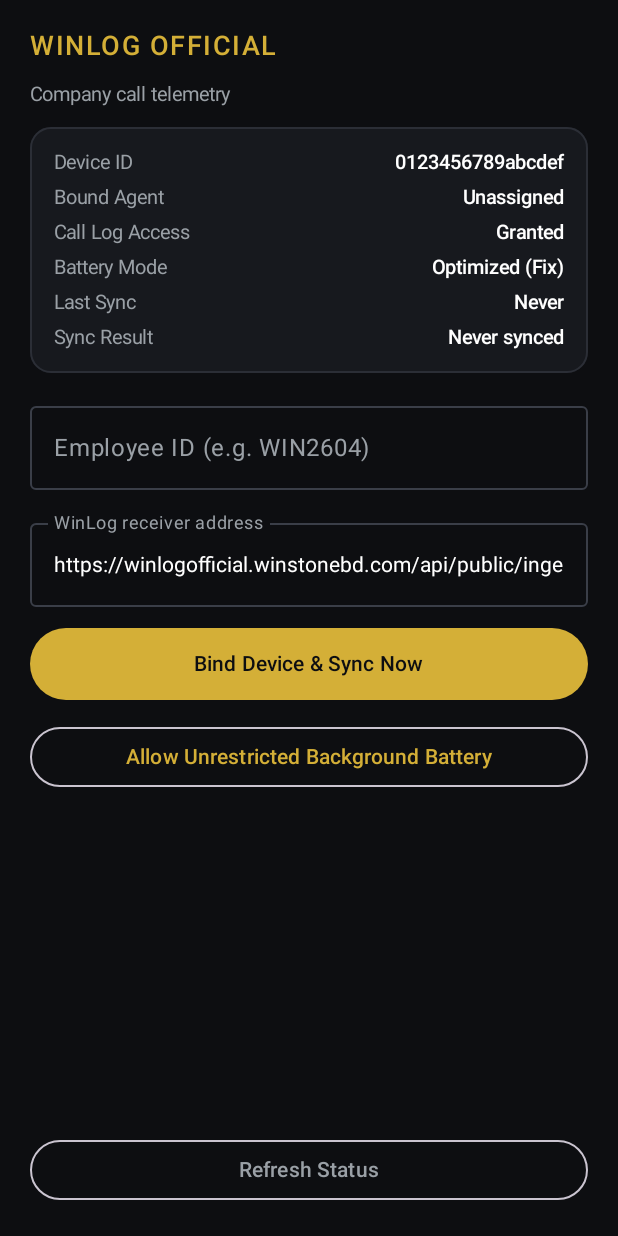
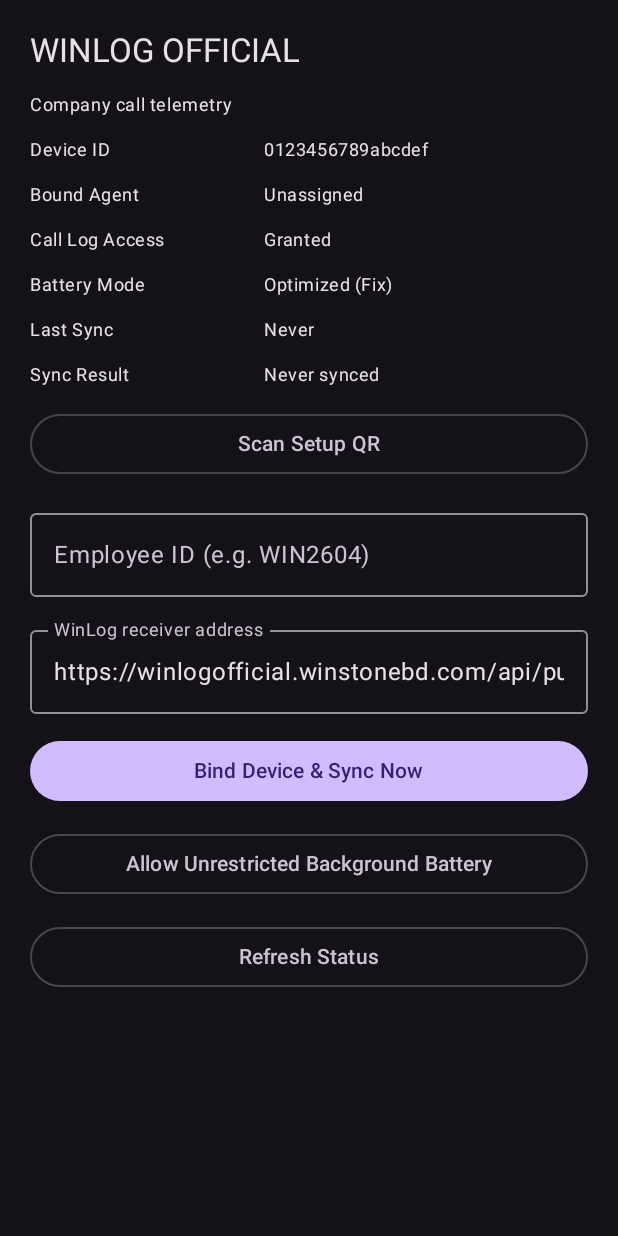
Before and after one commit to trendfluxos-dev/WinLog-Official, an Android app built with Jetpack Compose: the screen it shows after launch (StatusActivity), on a phone screen of 412 x 824 dp. Run offline under Robolectric (Android 15) with nearby library versions, the phone set to English and light mode, and no system bars; libraries missing offline, so code that uses them is left out: com.journeyapps.barcodescanner; 2 statements that could not run were skipped.

Commit message:
Add QR scanning for WinLog employee phone setup

```diff
--- a/app/src/main/java/com/winstone/callcollector/StatusActivity.kt
+++ b/app/src/main/java/com/winstone/callcollector/StatusActivity.kt
@@ -13,54 +13,28 @@ import androidx.activity.ComponentActivity
 import androidx.activity.compose.rememberLauncherForActivityResult
 import androidx.activity.compose.setContent
 import androidx.activity.result.contract.ActivityResultContracts
-import androidx.compose.foundation.background
-import androidx.compose.foundation.border
-import androidx.compose.foundation.layout.Arrangement
-import androidx.compose.foundation.layout.Column
-import androidx.compose.foundation.layout.Row
-import androidx.compose.foundation.layout.Spacer
-import androidx.compose.foundation.layout.fillMaxSize
-import androidx.compose.foundation.layout.fillMaxWidth
-import androidx.compose.foundation.layout.height
-import androidx.compose.foundation.layout.padding
-import androidx.compose.foundation.shape.RoundedCornerShape
-import androidx.compose.material3.Button
-import androidx.compose.material3.ButtonDefaults
-import androidx.compose.material3.OutlinedButton
-import androidx.compose.material3.OutlinedTextField
-import androidx.compose.material3.OutlinedTextFieldDefaults
-import androidx.compose.material3.Surface
-import androidx.compose.material3.Text
-import androidx.compose.runtime.Composable
-import androidx.compose.runtime.getValue
-import androidx.compose.runtime.mutableStateOf
-import androidx.compose.runtime.remember
-import androidx.compose.runtime.setValue
-import androidx.compose.ui.Alignment
+import androidx.compose.foundation.layout.*
+import androidx.compose.foundation.rememberScrollState
+import androidx.compose.foundation.verticalScroll
+import androidx.compose.material3.*
+import androidx.compose.runtime.*
 import androidx.compose.ui.Modifier
-import androidx.compose.ui.graphics.Color
-import androidx.compose.ui.platform.LocalContext
-import androidx.compose.ui.text.font.FontWeight
 import androidx.compose.ui.unit.dp
-import androidx.compose.ui.unit.sp
 import androidx.core.content.ContextCompat
+import com.journeyapps.barcodescanner.ScanContract
+import com.journeyapps.barcodescanner.ScanOptions
+import org.json.JSONObject
 import java.text.SimpleDateFormat
 import java.util.Date
 import java.util.Locale
-
-private val MatteBlack = Color(0xFF0D0E11)
-private val CharcoalSurface = Color(0xFF17191E)
-private val ChampagneGold = Color(0xFFD4AF37)
-private val MutedText = Color(0xFF9AA0A6)
 
 class StatusActivity : ComponentActivity() {
     override fun onCreate(savedInstanceState: Bundle?) {
         super.onCreate(savedInstanceState)
         CallLogSyncWorker.schedulePeriodicSync(this)
-
         setContent {
-            Surface(modifier = Modifier.fillMaxSize(), color = MatteBlack) {
-                CollectorStatusScreen()
+            MaterialTheme(colorScheme = darkColorScheme()) {
+                Surface(modifier = Modifier.fillMaxSize()) { CollectorStatusScreen() }
             }
         }
     }
@@ -68,190 +42,91 @@ class StatusActivity : ComponentActivity() {
 
 @Composable
 fun CollectorStatusScreen() {
-    val context = LocalContext.current
-
-    var employeeIdInput by remember { mutableStateOf(CollectorPrefs.getEmployeeId(context)) }
-    var endpointUrlInput by remember { mutableStateOf(CollectorPrefs.getEndpointUrl(context)) }
-    var boundEmployeeId by remember { mutableStateOf(CollectorPrefs.getEmployeeId(context)) }
-    var lastStatus by remember { mutableStateOf(CollectorPrefs.getLastSyncStatus(context)) }
-    var lastSyncAtMs by remember { mutableStateOf(CollectorPrefs.getLastSyncAtMs(context)) }
-    var hasCallPermissions by remember { mutableStateOf(checkRequiredPermissions(context)) }
-    var isBatteryUnrestricted by remember { mutableStateOf(isIgnoringBatteryOptimizations(context)) }
-
-    val permissionLauncher = rememberLauncherForActivityResult(
-        contract = ActivityResultContracts.RequestMultiplePermissions()
-    ) {
-        hasCallPermissions = checkRequiredPermissions(context)
-        if (hasCallPermissions && boundEmployeeId.isNotBlank()) {
-            CallLogSyncWorker.enqueueImmediateSync(context, delaySeconds = 1L)
+    val context = androidx.compose.ui.platform.LocalContext.current
+    var employee by remember { mutableStateOf(CollectorPrefs.getEmployeeId(context)) }
+    var receiver by remember { mutableStateOf(CollectorPrefs.getEndpointUrl(context)) }
+    var bound by remember { mutableStateOf(CollectorPrefs.getEmployeeId(context)) }
+    var status by remember { mutableStateOf(CollectorPrefs.getLastSyncStatus(context)) }
+    var lastSync by remember { mutableStateOf(CollectorPrefs.getLastSyncAtMs(context)) }
+    var permitted by remember { mutableStateOf(checkRequiredPermissions(context)) }
+    var unrestricted by remember { mutableStateOf(isIgnoringBatteryOptimizations(context)) }
+    val permissionLauncher = rememberLauncherForActivityResult(ActivityResultContracts.RequestMultiplePermissions()) {
+        permitted = checkRequiredPermissions(context)
+        if (permitted && bound.isNotBlank()) CallLogSyncWorker.enqueueImmediateSync(context, 1L)
+    }
+    val qrLauncher = rememberLauncherForActivityResult(ScanContract()) { result ->
+        if (result.contents != null) {
+            try {
+                val setup = JSONObject(result.contents)
+                val id = setup.getString("employee_id")
+                val url = setup.getString("ingest_url")
+                require(setup.keys().asSequence().toSet() == setOf("type", "version", "employee_id", "ingest_url"))
+                require(setup.getString("type") == "winlog-phone-setup" && setup.getInt("version") == 1)
+                require(id.length in 1..64 && id.matches(Regex("^[A-Z0-9_-]+$")))
+                require(url == CollectorPrefs.DEFAULT_INGEST_URL)
+                employee = id
+                receiver = url
+                status = "QR ready — tap Bind Device & Sync Now to confirm"
+            } catch (_: Exception) {
+                status = "Invalid WinLog setup QR"
+            }
         }
     }
-
-    Column(
-        modifier = Modifier
-            .fillMaxSize()
-            .background(MatteBlack)
-            .padding(20.dp),
-        verticalArrangement = Arrangement.spacedBy(14.dp)
-    ) {
-        Text(
-            text = "WINLOG OFFICIAL",
-            color = ChampagneGold,
-            fontSize = 18.sp,
-            fontWeight = FontWeight.SemiBold,
-            letterSpacing = 1.sp
-        )
-        Text(
-            text = "Company call telemetry",
-            color = MutedText,
-            fontSize = 13.sp
-        )
-
-        Column(
-            modifier = Modifier
-                .fillMaxWidth()
-                .background(CharcoalSurface, RoundedCornerShape(14.dp))
-                .border(1.dp, Color(0xFF2B2E36), RoundedCornerShape(14.dp))
-                .padding(16.dp),
-            verticalArrangement = Arrangement.spacedBy(8.dp)
-        ) {
-            StatusRow("Device ID", CollectorPrefs.getAndroidId(context))
-            StatusRow("Bound Agent", boundEmployeeId.ifBlank { "Unassigned" })
-            StatusRow("Call Log Access", if (hasCallPermissions) "Granted" else "Missing")
-            StatusRow("Battery Mode", if (isBatteryUnrestricted) "Unrestricted" else "Optimized (Fix)")
-            StatusRow("Last Sync", formatTimestamp(lastSyncAtMs))
-            StatusRow("Sync Result", lastStatus)
-        }
-
-        OutlinedTextField(
-            value = employeeIdInput,
-            onValueChange = { employeeIdInput = it.uppercase() },
-            label = { Text("Employee ID (e.g. WIN2604)", color = MutedText) },
-            singleLine = true,
-            colors = OutlinedTextFieldDefaults.colors(
-                focusedBorderColor = ChampagneGold,
-                unfocusedBorderColor = Color(0xFF3A3E48),
-                focusedTextColor = Color.White,
-                unfocusedTextColor = Color.White
-            ),
-            modifier = Modifier.fillMaxWidth()
-        )
-
-        OutlinedTextField(
-            value = endpointUrlInput,
-            onValueChange = { endpointUrlInput = it.trim() },
-            label = { Text("WinLog receiver address", color = MutedText) },
-            singleLine = true,
-            colors = OutlinedTextFieldDefaults.colors(
-                focusedBorderColor = ChampagneGold,
-                unfocusedBorderColor = Color(0xFF3A3E48),
-                focusedTextColor = Color.White,
-                unfocusedTextColor = Color.White
-            ),
-            modifier = Modifier.fillMaxWidth()
-        )
-
-        Button(
-            onClick = {
-                val cleanedId = employeeIdInput.trim().uppercase()
-                val cleanedUrl = endpointUrlInput.trim()
-                if (cleanedId.isNotBlank() && cleanedUrl.isNotBlank()) {
-                    CollectorPrefs.setEmployeeId(context, cleanedId)
-                    CollectorPrefs.setEndpointUrl(context, cleanedUrl)
-                    boundEmployeeId = cleanedId
-                    CallLogSyncWorker.schedulePeriodicSync(context)
-                    if (hasCallPermissions) {
-                        CallLogSyncWorker.enqueueImmediateSync(context, delaySeconds = 1L)
-                        lastStatus = "Sync queued..."
-                    }
-                }
-            },
-            colors = ButtonDefaults.buttonColors(containerColor = ChampagneGold, contentColor = MatteBlack),
-            modifier = Modifier
-                .fillMaxWidth()
-                .height(48.dp)
-        ) {
-            Text("Bind Device & Sync Now", fontWeight = FontWeight.SemiBold)
-        }
-
-        if (!hasCallPermissions) {
-            OutlinedButton(
-                onClick = {
-                    val perms = mutableListOf(
-                        Manifest.permission.READ_CALL_LOG,
-                        Manifest.permission.READ_PHONE_STATE
-                    )
-                    if (Build.VERSION.SDK_INT >= Build.VERSION_CODES.TIRAMISU) {
-                        perms.add(Manifest.permission.POST_NOTIFICATIONS)
-                    }
-                    permissionLauncher.launch(perms.toTypedArray())
-                },
-                modifier = Modifier.fillMaxWidth()
-            ) {
-                Text("Grant Call Log Permissions", color = ChampagneGold)
+    Column(Modifier.fillMaxSize().verticalScroll(rememberScrollState()).padding(20.dp), verticalArrangement = Arrangement.spacedBy(14.dp)) {
+        Text("WINLOG OFFICIAL", style = MaterialTheme.typography.titleLarge)
+        Text("Company call telemetry", style = MaterialTheme.typography.bodySmall)
+        StatusRow("Device ID", CollectorPrefs.getAndroidId(context))
+        StatusRow("Bound Agent", bound.ifBlank { "Unassigned" })
+        StatusRow("Call Log Access", if (permitted) "Granted" else "Missing")
+        StatusRow("Battery Mode", if (unrestricted) "Unrestricted" else "Optimized (Fix)")
+        StatusRow("Last Sync", if (lastSync > 0) SimpleDateFormat("dd MMM, hh:mm a", Locale.getDefault()).format(Date(lastSync)) else "Never")
+        StatusRow("Sync Result", status)
+        OutlinedButton(onClick = {
+            qrLauncher.launch(ScanOptions().setDesiredBarcodeFormats(ScanOptions.QR_CODE).setPrompt("Scan the QR from WinLog Phone setup").setBeepEnabled(false).setOrientationLocked(false))
+        }, modifier = Modifier.fillMaxWidth()) { Text("Scan Setup QR") }
+        OutlinedTextField(value = employee, onValueChange = { employee = it.uppercase() }, label = { Text("Employee ID (e.g. WIN2604)") }, singleLine = true, modifier = Modifier.fillMaxWidth())
+        OutlinedTextField(value = receiver, onValueChange = { receiver = it.trim() }, label = { Text("WinLog receiver address") }, singleLine = true, modifier = Modifier.fillMaxWidth())
+        Button(onClick = {
+            val id = employee.trim().uppercase()
+            if (id.isNotBlank() && receiver.isNotBlank()) {
+                CollectorPrefs.setEmployeeId(context, id)
+                CollectorPrefs.setEndpointUrl(context, receiver.trim())
+                bound = id
+                CallLogSyncWorker.schedulePeriodicSync(context)
+                if (permitted) {
+                    CallLogSyncWorker.enqueueImmediateSync(context, 1L)
+                    status = "Sync queued..."
+                } else status = "Bound locally — grant call permissions to sync"
             }
-        }
-
-        if (!isBatteryUnrestricted) {
-            OutlinedButton(
-                onClick = {
-                    val intent = Intent(Settings.ACTION_REQUEST_IGNORE_BATTERY_OPTIMIZATIONS).apply {
-                        data = Uri.parse("package:${context.packageName}")
-                    }
-                    context.startActivity(intent)
-                    isBatteryUnrestricted = isIgnoringBatteryOptimizations(context)
-                },
-                modifier = Modifier.fillMaxWidth()
-            ) {
-                Text("Allow Unrestricted Background Battery", color = ChampagneGold)
-            }
-        }
-
-        Spacer(modifier = Modifier.weight(1f))
-
-        OutlinedButton(
-            onClick = {
-                lastStatus = CollectorPrefs.getLastSyncStatus(context)
-                lastSyncAtMs = CollectorPrefs.getLastSyncAtMs(context)
-                hasCallPermissions = checkRequiredPermissions(context)
-                isBatteryUnrestricted = isIgnoringBatteryOptimizations(context)
-            },
-            modifier = Modifier.fillMaxWidth()
-        ) {
-            Text("Refresh Status", color = MutedText)
-        }
+        }, modifier = Modifier.fillMaxWidth()) { Text("Bind Device & Sync Now") }
+        if (!permitted) OutlinedButton(onClick = {
+            val permissions = mutableListOf(Manifest.permission.READ_CALL_LOG, Manifest.permission.READ_PHONE_STATE)
+            if (Build.VERSION.SDK_INT >= 33) permissions.add(Manifest.permission.POST_NOTIFICATIONS)
+            permissionLauncher.launch(permissions.toTypedArray())
+        }, modifier = Modifier.fillMaxWidth()) { Text("Grant Call Log Permissions") }
+        if (!unrestricted) OutlinedButton(onClick = {
+            context.startActivity(Intent(Settings.ACTION_REQUEST_IGNORE_BATTERY_OPTIMIZATIONS).apply { data = Uri.parse("package:${context.packageName}") })
+        }, modifier = Modifier.fillMaxWidth()) { Text("Allow Unrestricted Background Battery") }
+        OutlinedButton(onClick = {
+            status = CollectorPrefs.getLastSyncStatus(context)
+            lastSync = CollectorPrefs.getLastSyncAtMs(context)
+            permitted = checkRequiredPermissions(context)
+            unrestricted = isIgnoringBatteryOptimizations(context)
+        }, modifier = Modifier.fillMaxWidth()) { Text("Refresh Status") }
     }
 }
 
 @Composable
 private fun StatusRow(label: String, value: String) {
-    Row(
-        modifier = Modifier.fillMaxWidth(),
-        horizontalArrangement = Arrangement.SpaceBetween,
-        verticalAlignment = Alignment.CenterVertically
-    ) {
-        Text(text = label, color = MutedText, fontSize = 13.sp)
-        Text(text = value, color = Color.White, fontSize = 13.sp, fontWeight = FontWeight.Medium)
+    Row(Modifier.fillMaxWidth(), horizontalArrangement = Arrangement.spacedBy(12.dp)) {
+        Text(label, modifier = Modifier.weight(0.4f), style = MaterialTheme.typography.bodySmall)
+        Text(value, modifier = Modifier.weight(0.6f), style = MaterialTheme.typography.bodySmall)
     }
 }
 
-private fun checkRequiredPermissions(context: Context): Boolean {
-    val callLogGranted = ContextCompat.checkSelfPermission(
-        context, Manifest.permission.READ_CALL_LOG
-    ) == PackageManager.PERMISSION_GRANTED
-    val phoneStateGranted = ContextCompat.checkSelfPermission(
-        context, Manifest.permission.READ_PHONE_STATE
-    ) == PackageManager.PERMISSION_GRANTED
-    return callLogGranted && phoneStateGranted
-}
+private fun checkRequiredPermissions(context: Context): Boolean =
+    ContextCompat.checkSelfPermission(context, Manifest.permission.READ_CALL_LOG) == PackageManager.PERMISSION_GRANTED &&
+    ContextCompat.checkSelfPermission(context, Manifest.permission.READ_PHONE_STATE) == PackageManager.PERMISSION_GRANTED
 
-private fun isIgnoringBatteryOptimizations(context: Context): Boolean {
-    val pm = context.getSystemService(Context.POWER_SERVICE) as PowerManager
-    return pm.isIgnoringBatteryOptimizations(context.packageName)
-}
-
-private fun formatTimestamp(ms: Long): String {
-    if (ms <= 0L) return "Never"
-    val formatter = SimpleDateFormat("dd MMM, hh:mm a", Locale.getDefault())
-    return formatter.format(Date(ms))
-}
+private fun isIgnoringBatteryOptimizations(context: Context): Boolean =
+    (context.getSystemService(Context.POWER_SERVICE) as PowerManager).isIgnoringBatteryOptimizations(context.packageName)
```
Also changed, not shown: app/build.gradle.kts (+8 -31 lines), app/src/main/AndroidManifest.xml (+9 -36 lines).
